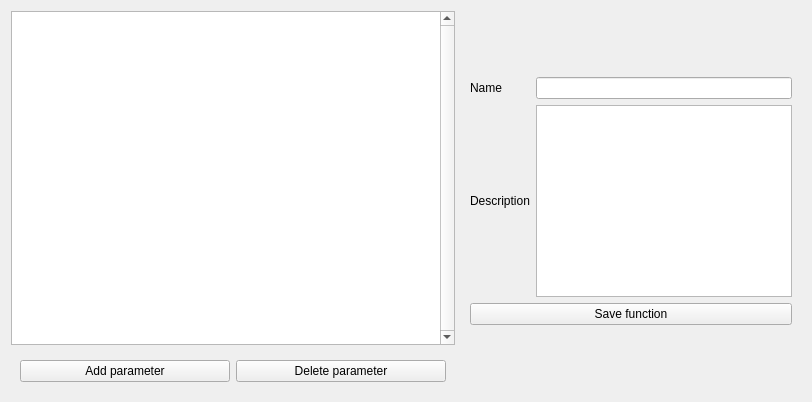
Qt form lima_gui/view/function_description.ui (oKatanaaa/lima-gui) before a commit.
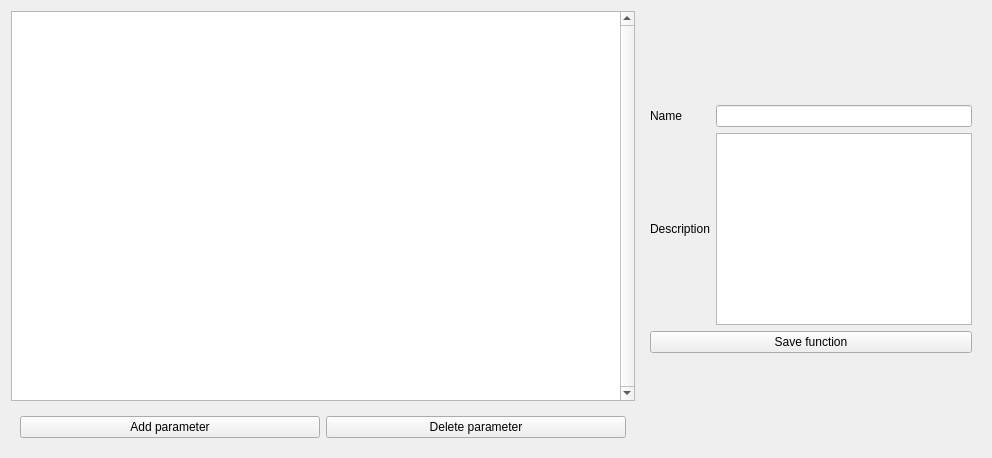
The same form after that commit.

Commit message: new(function win): adding params

Patch:
```diff
--- a/lima_gui/view/function_description.ui
+++ b/lima_gui/view/function_description.ui
@@ -6,8 +6,8 @@
    <rect>
     <x>0</x>
     <y>0</y>
-    <width>812</width>
-    <height>402</height>
+    <width>992</width>
+    <height>458</height>
    </rect>
   </property>
   <property name="windowTitle">
@@ -113,7 +113,7 @@
         <item row="2" column="1">
          <widget class="QTextEdit" name="fnDescriptionTextEdit">
           <property name="sizePolicy">
-           <sizepolicy hsizetype="Expanding" vsizetype="Minimum">
+           <sizepolicy hsizetype="Minimum" vsizetype="Minimum">
             <horstretch>0</horstretch>
             <verstretch>0</verstretch>
            </sizepolicy>
```
The commit also changes 7 other files.
